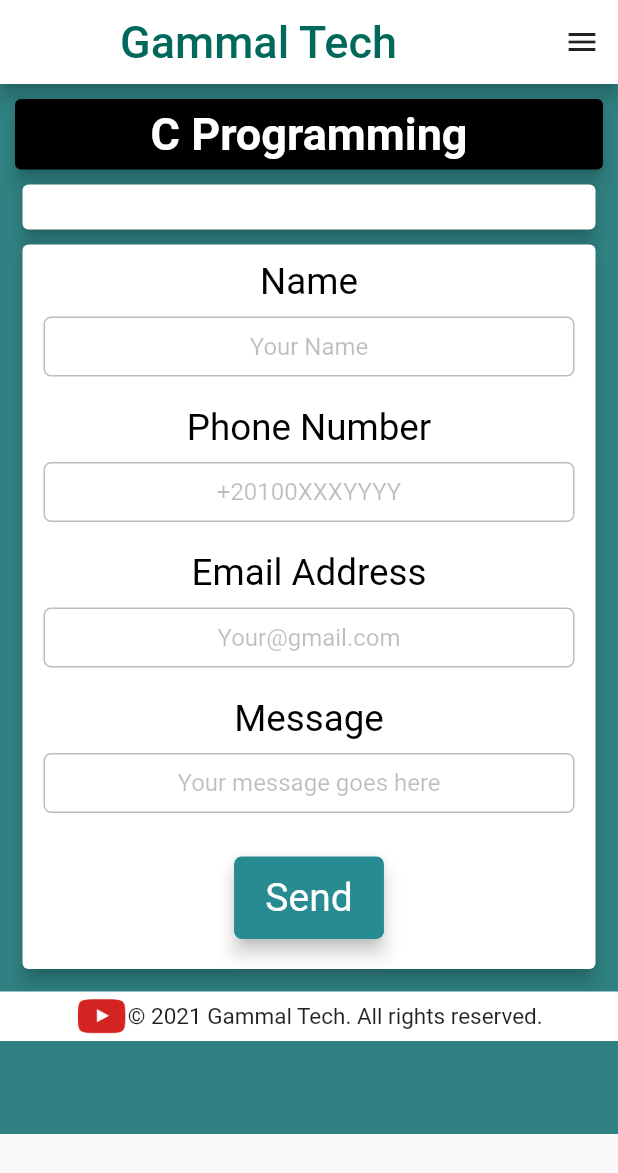
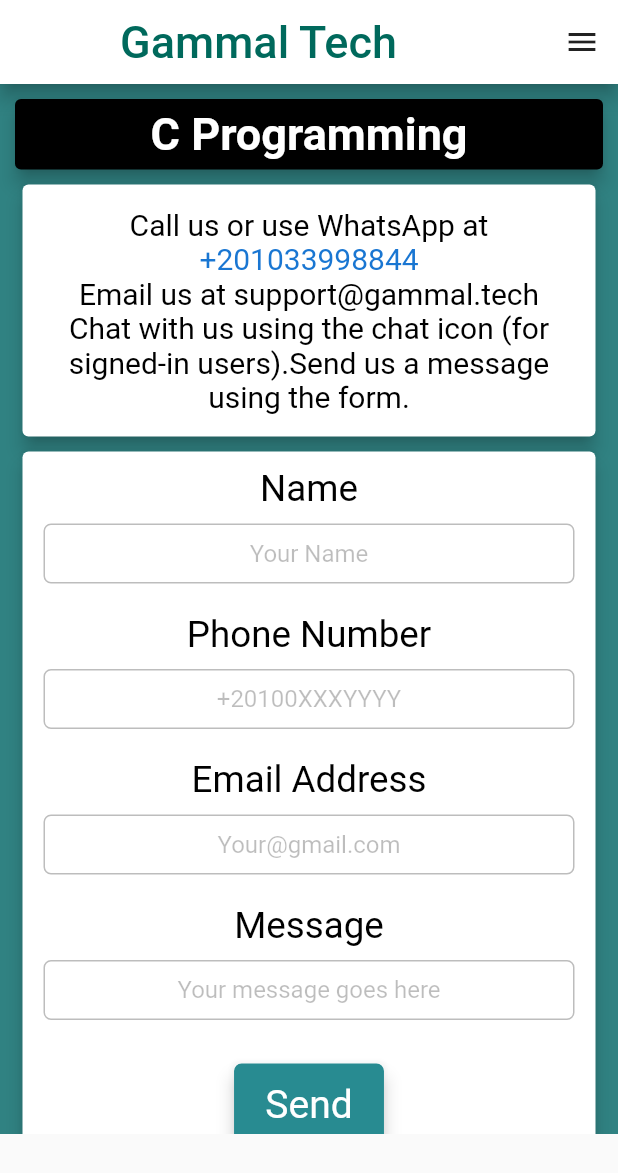
Before and after one commit to AhmedAbdoElhawary/gammal_tech_mobile_app, a Flutter app: the ContactUS screen opened directly, on a phone screen of 412 x 824 dp. Shown: the top 1173 px of the screen. Run offline on Flutter 3.47's test engine with Material 2 defaults, Android fonts, the phone set to English and light mode, and no system bars; our stand-ins replace chewie, cloud_firestore, firebase_auth, firebase_core, firebase_storage, fluttertoast and 3 more; missing offline and left inert: flutter_email_sender; accounts and stored records are empty; network calls fail.

Commit message:
add the body of descriptionText function (ContactUS class)

```diff
--- a/lib/contact_us.dart
+++ b/lib/contact_us.dart
@@ -161,7 +161,29 @@ class ContactUS extends StatelessWidget {
         alignment: Alignment.center,
         child: Column(
           children: [
-
+            Text(
+              "Call us or use WhatsApp at",
+              textAlign: TextAlign.center,
+              style: TextStyle(
+                  fontSize: 20,
+                  color: Colors.black,
+                  fontWeight: FontWeight.normal),
+            ),
+            InkWell(
+                onTap: () => launch("tel:+201033998844"),
+                child: Text(
+                  "+201033998844",
+                  style: TextStyle(fontSize: 20, color: Colors.blue[700]),
+                )),
+            Text(
+              "Email us at support@gammal.tech\nChat with us using the chat icon (for signed-in users)."
+              "Send us a message using the form.",
+              textAlign: TextAlign.center,
+              style: TextStyle(
+                  fontSize: 20,
+                  color: Colors.black,
+                  fontWeight: FontWeight.normal),
+            ),
           ],
         ),
       ),
```
